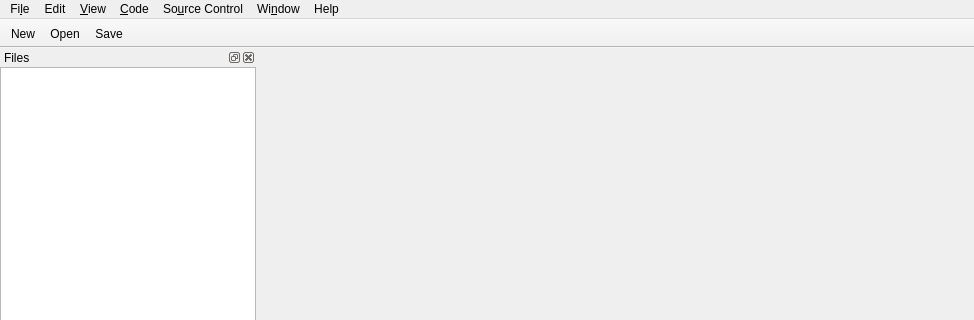
Before: the Qt Designer form slate/mainwindow.ui in theCheeseboard/theSlate, drawn with Qt 5; both pictures show x 0 to 974 and y 0 to 320 of the 974 by 702 pixel window.
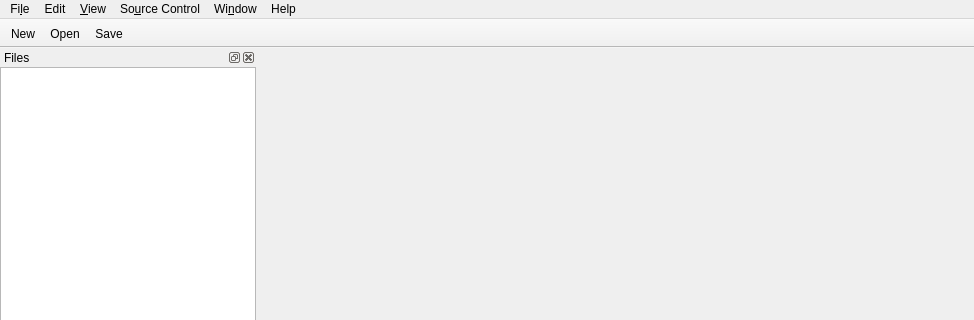
After: the same form once the commit is applied. Icons and pictures are not drawn. Custom widgets are drawn as their Qt base class.

The edit to the form file:
```diff
--- a/slate/mainwindow.ui
+++ b/slate/mainwindow.ui
@@ -242,16 +242,6 @@
     <addaction name="actionComment"/>
     <addaction name="actionUncomment"/>
    </widget>
-   <widget class="QMenu" name="menuCode">
-    <property name="title">
-     <string>&amp;Code</string>
-    </property>
-    <property name="icon">
-     <iconset theme="commit" resource="icons.qrc">
-      <normaloff>:/icons/commit.svg</normaloff>:/icons/commit.svg</iconset>
-    </property>
-    <addaction name="actionNo_Highlighting"/>
-   </widget>
    <widget class="QMenu" name="menuHelp">
     <property name="title">
      <string>Help</string>
@@ -291,7 +281,6 @@
    <addaction name="menuFile"/>
    <addaction name="menuEdit"/>
    <addaction name="menuView"/>
-   <addaction name="menuCode"/>
    <addaction name="menuSource_Control"/>
    <addaction name="menuWindow"/>
    <addaction name="menuHelp"/>
```
Left out of the diff: 6 changed lines with no effect on the pictures.
